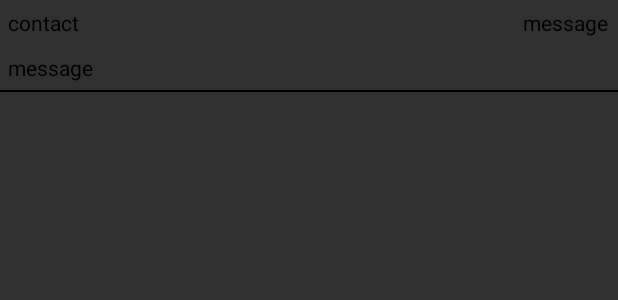
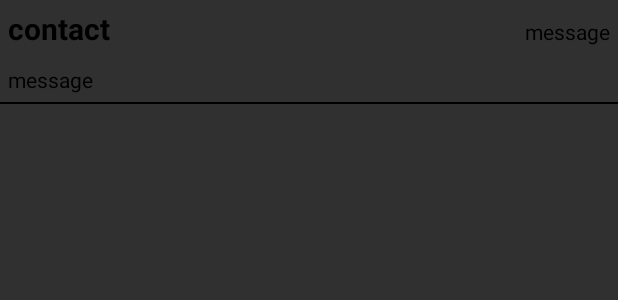
Before and after one commit to ferehsteh/SmsMessenger, an Android app: the layout list_item.xml on its own in the app's theme, with its tools: preview values and no code run, on a phone screen of 412 x 824 dp. Shown: the top 300 px of the screen. Run offline under Robolectric (Android 15) with nearby library versions, the phone set to English and light mode, and no system bars.

```diff
--- a/app/src/main/res/layout/activity_conversation.xml
+++ b/app/src/main/res/layout/activity_conversation.xml
@@ -33,15 +33,15 @@
                 android:layout_height="wrap_content"
                 android:layout_weight="2"
                 android:hint="Type here ..."
-                android:textColor="@android:color/black"
-                android:textColorHint="#555555"/>
+                android:textColor="@android:color/white"
+                android:textColorHint="@android:color/white"/>
 
             <Button
                 android:id="@+id/send_button"
                 android:layout_width="48dp"
                 android:layout_height="48dp"
                 android:layout_gravity="center"
-                android:background="@drawable/ic_send_white_16dp"
+                android:background="@drawable/ic_send_white_24dp"
                 android:shadowColor="@android:color/black"
                 android:shadowRadius="5"/>
         </LinearLayout>
--- a/app/src/main/res/layout/conversation_item.xml
+++ b/app/src/main/res/layout/conversation_item.xml
@@ -19,14 +19,13 @@
             android:layout_weight="5"
             android:lines="1"
             android:padding="5dp"
-            android:text="contact"
             android:textColor="@android:color/black"/>
 
         <TextView
             android:id="@+id/dateTextView"
-            android:layout_width="0dp"
+            android:layout_width="wrap_content"
             android:layout_height="wrap_content"
-            android:layout_weight="1"
+            android:layout_weight="0"
             android:lines="1"
             android:padding="5dp"
             android:text="message"
--- a/app/src/main/res/layout/list_item.xml
+++ b/app/src/main/res/layout/list_item.xml
@@ -17,15 +17,17 @@
             android:layout_alignParentTop="true"
             android:layout_weight="5"
             android:lines="1"
+            android:textSize="20sp"
             android:padding="5dp"
             android:text="contact"
-            android:textColor="@android:color/black"/>
+            android:textColor="@android:color/black"
+            android:textStyle="bold"/>
 
         <TextView
             android:id="@+id/dateTextView"
-            android:layout_width="0dp"
+            android:layout_width="wrap_content"
             android:layout_height="wrap_content"
-            android:layout_weight="1"
+            android:layout_weight="0"
             android:lines="1"
             android:padding="5dp"
             android:text="message"
--- a/app/src/main/res/values/colors.xml
+++ b/app/src/main/res/values/colors.xml
@@ -3,4 +3,6 @@
     <color name="colorPrimary">#3F51B5</color>
     <color name="colorPrimaryDark">#303F9F</color>
     <color name="colorAccent">#FF4081</color>
+    <color name="output_color">#00FF00</color>
+    <color name="input_color">#FFFF00</color>
 </resources>
```
Also changed, not shown: app/src/main/java/lb7/alish/smsmessenger/logic/SmsUtils.java (+6 -8 lines), app/src/main/java/lb7/alish/smsmessenger/view/conversation/ConversationAdapter.java (+4 -5 lines), app/src/main/java/lb7/alish/smsmessenger/view/conversation/ConversationViewHolder.java (added, +44 -0 lines), app/src/main/res/drawable/ic_send_white_24dp.xml (renamed from app/src/main/res/drawable/ic_send_white_16dp.xml).
